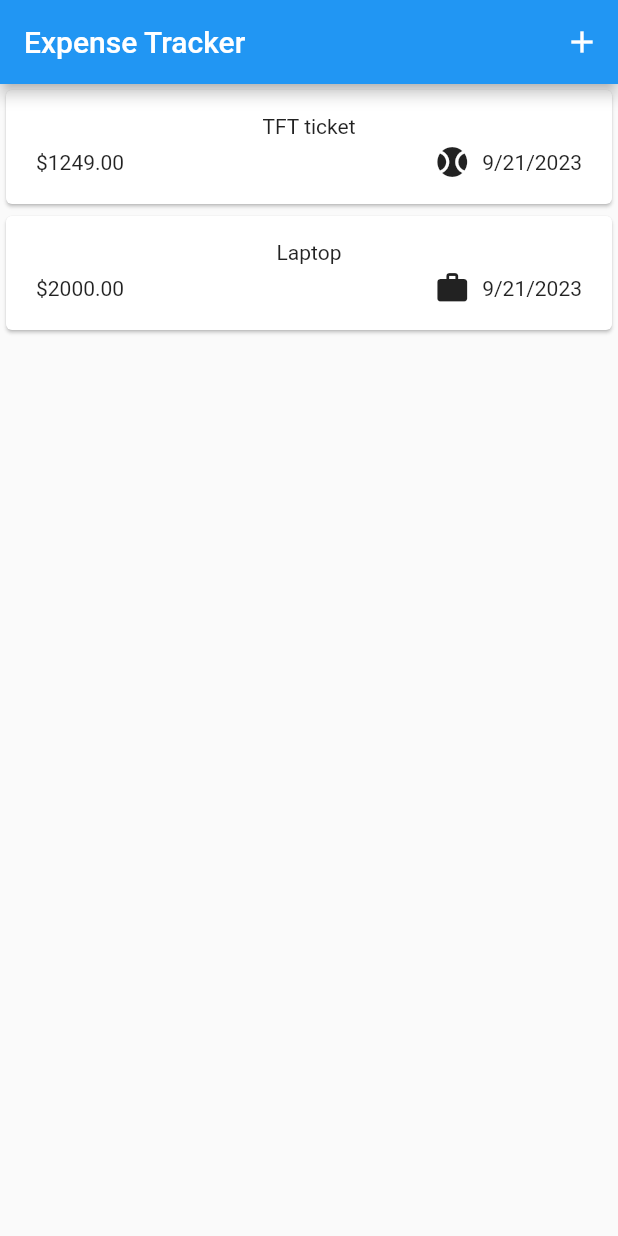
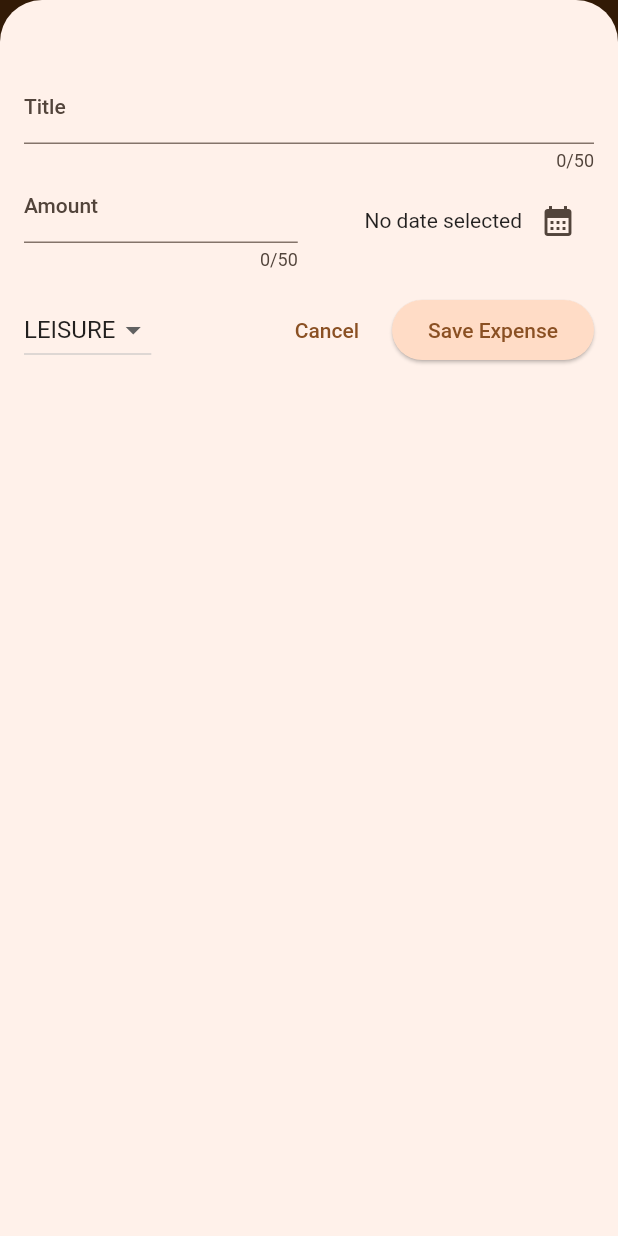
Before and after one commit to tanvhla258/Flutter-Expenses-Tracker, a Flutter app: the screen it shows after launch, after a tap on the "add" icon, on a phone screen of 412 x 824 dp. Run offline on Flutter 3.47's test engine with Material 2 defaults, Android fonts, the phone set to English and light mode, and no system bars.

Commit message:
theme adding and expense CRUD

```diff
--- a/lib/expenses.dart
+++ b/lib/expenses.dart
@@ -1,4 +1,6 @@
+import 'package:expense/widgets/chart/chart.dart';
 import 'package:expense/widgets/expenses_list.dart';
+import 'package:expense/widgets/new_expense.dart';
 import 'package:flutter/material.dart';
 import 'package:expense/models/expense.dart';
 
@@ -16,16 +18,51 @@ class _ExpensesState extends State<Expenses> {
         amount: 1249,
         date: DateTime.now(),
         category: Category.leisure),
-    Expense(
-        title: 'Laptop',
-        amount: 2000,
-        date: DateTime.now(),
-        category: Category.work)
   ];
-  void _openAddExpenseOverlay() {}
+  void _openAddExpenseOverlay() {
+    showModalBottomSheet(
+      isScrollControlled: true,
+      context: context,
+      builder: (ctx) => NewExpense(
+        onAddExpense: _addExpense,
+      ),
+    );
+  }
+
+  void _addExpense(Expense expense) {
+    setState(() {
+      _registerExpenses.add(expense);
+    });
+  }
+
+  void _removeExpense(Expense expense) {
+    final expenseIndex = _registerExpenses.indexOf(expense);
+    setState(() {
+      _registerExpenses.remove(expense);
+    });
+    ScaffoldMessenger.of(context).clearSnackBars();
+    ScaffoldMessenger.of(context).showSnackBar(SnackBar(
+        action: SnackBarAction(
+            label: 'Undo',
+            onPressed: () {
+              setState(() {
+                _registerExpenses.insert(expenseIndex, expense);
+              });
+            }),
+        duration: const Duration(seconds: 3),
+        content: const Text('Expense deleted')));
+  }
 
   @override
   Widget build(BuildContext context) {
+    Widget mainContent =
+        const Center(child: Text('No expenses found. Start adding some!'));
+    if (_registerExpenses.isNotEmpty) {
+      mainContent = ExpensesList(
+        expenses: _registerExpenses,
+        onRemoveExpense: _removeExpense,
+      );
+    }
     return Scaffold(
       appBar: AppBar(
         title: const Text('Expense Tracker'),
@@ -37,7 +74,10 @@ class _ExpensesState extends State<Expenses> {
         ],
       ),
       body: Column(
-        children: [Expanded(child: ExpensesList(expenses: _registerExpenses))],
+        children: [
+          Chart(expenses: _registerExpenses),
+          Expanded(child: mainContent)
+        ],
       ),
     );
   }
--- a/lib/main.dart
+++ b/lib/main.dart
@@ -1,6 +1,38 @@
 import 'package:flutter/material.dart';
 import 'package:expense/expenses.dart';
 
+var kColorScheme =
+    ColorScheme.fromSeed(seedColor: const Color.fromARGB(255, 255, 155, 80));
+var kDarkColorScheme = ColorScheme.fromSeed(
+    brightness: Brightness.dark,
+    seedColor: const Color.fromARGB(255, 38, 87, 124));
 void main() {
-  runApp(const MaterialApp(home: Expenses()));
+  runApp(MaterialApp(
+      darkTheme: ThemeData.dark().copyWith(
+          elevatedButtonTheme: ElevatedButtonThemeData(
+              style: ElevatedButton.styleFrom(
+            backgroundColor: kDarkColorScheme.primaryContainer,
+          )),
+          useMaterial3: true,
+          colorScheme: kDarkColorScheme),
+      theme: ThemeData().copyWith(
+          appBarTheme: const AppBarTheme().copyWith(
+              backgroundColor: kColorScheme.onPrimaryContainer,
+              foregroundColor: kColorScheme.primaryContainer),
+          useMaterial3: true,
+          cardTheme: const CardTheme().copyWith(
+              color: kColorScheme.secondaryContainer,
+              margin: const EdgeInsets.all(16)),
+          elevatedButtonTheme: ElevatedButtonThemeData(
+              style: ElevatedButton.styleFrom(
+            backgroundColor: kColorScheme.primaryContainer,
+          )),
+          textTheme: ThemeData().textTheme.copyWith(
+              titleLarge: TextStyle(
+                  fontWeight: FontWeight.normal,
+                  color: kColorScheme.onSecondaryContainer,
+                  fontSize: 18)),
+          colorScheme: kColorScheme),
+      themeMode: ThemeMode.system,
+      home: const Expenses()));
 }
--- a/lib/models/expense.dart
+++ b/lib/models/expense.dart
@@ -32,3 +32,22 @@ class Expense {
     return formatter.format(date);
   }
 }
+
+class ExpenseBucket {
+  const ExpenseBucket({required this.category, required this.expenses});
+  final Category category;
+  final List<Expense> expenses;
+
+  ExpenseBucket.forCategory(List<Expense> allExpenses, this.category)
+      : expenses = allExpenses
+            .where((expense) => expense.category == category)
+            .toList();
+
+  double get totalExpenses {
+    double sum = 0;
+    for (final expense in expenses) {
+      sum += expense.amount;
+    }
+    return sum;
+  }
+}
--- /dev/null
+++ b/lib/widgets/chart/chart.dart
@@ -0,0 +1,95 @@
+import 'package:flutter/material.dart';
+
+import 'package:expense/widgets/chart/chart_bar.dart';
+import 'package:expense/models/expense.dart';
+
+class Chart extends StatelessWidget {
+  const Chart({super.key, required this.expenses});
+
+  final List<Expense> expenses;
+
+  List<ExpenseBucket> get buckets {
+    return [
+      ExpenseBucket.forCategory(expenses, Category.food),
+      ExpenseBucket.forCategory(expenses, Category.leisure),
+      ExpenseBucket.forCategory(expenses, Category.travel),
+      ExpenseBucket.forCategory(expenses, Category.work),
+    ];
+  }
+
+  double get maxTotalExpense {
+    double maxTotalExpense = 0;
+
+    for (final bucket in buckets) {
+      if (bucket.totalExpenses > maxTotalExpense) {
+        maxTotalExpense = bucket.totalExpenses;
+      }
+    }
+
+    return maxTotalExpense;
+  }
+
+  @override
+  Widget build(BuildContext context) {
+    final isDarkMode =
+        MediaQuery.of(context).platformBrightness == Brightness.dark;
+    return Container(
+      margin: const EdgeInsets.all(16),
+      padding: const EdgeInsets.symmetric(
+        vertical: 16,
+        horizontal: 8,
+      ),
+      width: double.infinity,
+      height: 180,
+      decoration: BoxDecoration(
+        borderRadius: BorderRadius.circular(8),
+        gradient: LinearGradient(
+          colors: [
+            Theme.of(context).colorScheme.primary.withOpacity(0.3),
+            Theme.of(context).colorScheme.primary.withOpacity(0.0)
+          ],
+          begin: Alignment.bottomCenter,
+          end: Alignment.topCenter,
+        ),
+      ),
+      child: Column(
+        children: [
+          Expanded(
+            child: Row(
+              crossAxisAlignment: CrossAxisAlignment.end,
+              children: [
+                for (final bucket in buckets) // alternative to map()
+                  ChartBar(
+                    fill: bucket.totalExpenses == 0
+                        ? 0
+                        : bucket.totalExpenses / maxTotalExpense,
+                  )
+              ],
+            ),
+          ),
+          const SizedBox(height: 12),
+          Row(
+            children: buckets
+                .map(
+                  (bucket) => Expanded(
+                    child: Padding(
+                      padding: const EdgeInsets.symmetric(horizontal: 4),
+                      child: Icon(
+                        categoryIcons[bucket.category],
+                        color: isDarkMode
+                            ? Theme.of(context).colorScheme.secondary
+                            : Theme.of(context)
+                                .colorScheme
+                                .primary
+                                .withOpacity(0.7),
+                      ),
+                    ),
+                  ),
+                )
+                .toList(),
+          )
+        ],
+      ),
+    );
+  }
+}
--- /dev/null
+++ b/lib/widgets/chart/chart_bar.dart
@@ -0,0 +1,34 @@
+import 'package:flutter/material.dart';
+
+class ChartBar extends StatelessWidget {
+  const ChartBar({
+    super.key,
+    required this.fill,
+  });
+
+  final double fill;
+
+  @override
+  Widget build(BuildContext context) {
+    final isDarkMode =
+        MediaQuery.of(context).platformBrightness == Brightness.dark;
+    return Expanded(
+      child: Padding(
+        padding: const EdgeInsets.symmetric(horizontal: 4),
+        child: FractionallySizedBox(
+          heightFactor: fill,
+          child: DecoratedBox(
+            decoration: BoxDecoration(
+              shape: BoxShape.rectangle,
+              borderRadius:
+                  const BorderRadius.vertical(top: Radius.circular(8)),
+              color: isDarkMode
+                  ? Theme.of(context).colorScheme.secondary
+                  : Theme.of(context).colorScheme.primary.withOpacity(0.65),
+            ),
+          ),
+        ),
+      ),
+    );
+  }
+}
--- a/lib/widgets/expense_item.dart
+++ b/lib/widgets/expense_item.dart
@@ -12,8 +12,9 @@ class ExpenseItem extends StatelessWidget {
       child: Padding(
         padding: const EdgeInsets.symmetric(horizontal: 20, vertical: 16),
         child: Column(
+          crossAxisAlignment: CrossAxisAlignment.start,
           children: [
-            Text(expense.title),
+            Text(expense.title, style: Theme.of(context).textTheme.titleLarge),
             const SizedBox(
               height: 4,
             ),
--- a/lib/widgets/expenses_list.dart
+++ b/lib/widgets/expenses_list.dart
@@ -3,15 +3,24 @@ import 'package:expense/widgets/expense_item.dart';
 import 'package:flutter/material.dart';
 
 class ExpensesList extends StatelessWidget {
-  const ExpensesList({super.key, required this.expenses});
+  const ExpensesList(
+      {super.key, required this.onRemoveExpense, required this.expenses});
 
   final List<Expense> expenses;
-
+  final void Function(Expense expense) onRemoveExpense;
   @override
   Widget build(BuildContext context) {
     return ListView.builder(
       itemCount: expenses.length,
-      itemBuilder: (ctx, index) => ExpenseItem(expenses[index]),
+      itemBuilder: (ctx, index) => Dismissible(
+          onDismissed: (direction) {
+            onRemoveExpense(expenses[index]);
+          },
+          background: Container(
+              margin: Theme.of(context).cardTheme.margin,
+              color: Theme.of(context).colorScheme.error.withOpacity(0.5)),
+          key: ValueKey(expenses[index]),
+          child: ExpenseItem(expenses[index])),
     );
   }
 }
--- /dev/null
+++ b/lib/widgets/new_expense.dart
@@ -0,0 +1,145 @@
+import 'package:flutter/material.dart';
+import 'package:intl/intl.dart';
+import 'package:uuid/uuid.dart';
+import 'package:expense/models/expense.dart';
+
+final formatter = DateFormat.yMd();
+
+const uuid = Uuid();
+
+class NewExpense extends StatefulWidget {
+  const NewExpense({super.key, required this.onAddExpense});
+  final void Function(Expense expense) onAddExpense;
+  @override
+  State<NewExpense> createState() => _NewExpenseState();
+}
+
+class _NewExpenseState extends State<NewExpense> {
+  final _titleController = TextEditingController();
+  final _amountController = TextEditingController();
+  Category _selectedCategory = Category.leisure;
+  DateTime? _selectedDate;
+  void _presentDatePicker() async {
+    final now = DateTime.now();
+    final firstDate = DateTime(now.year - 1, now.month, now.day);
+    final pickedDate = await showDatePicker(
+        context: context,
+        initialDate: now,
+        firstDate: firstDate,
+        lastDate: now);
+    setState(() {
+      _selectedDate = pickedDate;
+    });
+  }
+
+  void _submitExpenseDate() {
+    final enteredAmount = double.tryParse(_amountController.text);
+    final amountIsInvald = enteredAmount == null || enteredAmount <= 0;
+    if (_titleController.text.trim().isEmpty ||
+        amountIsInvald ||
+        _selectedDate == null) {
+      showDialog(
+          context: context,
+          builder: (ctx) => AlertDialog(
+                title: const Text('Invalid Input'),
+                content: const Text(
+                    'Please make sure a valid title, amount, date and cateory was entered'),
+                actions: [
+                  TextButton(
+                      onPressed: () {
+                        Navigator.pop(ctx);
+                      },
+                      child: const Text('Oke'))
+                ],
+              ));
+      return;
+    }
+    widget.onAddExpense(Expense(
+        title: _titleController.text,
+        amount: enteredAmount,
+        date: _selectedDate!,
+        category: _selectedCategory));
+    Navigator.pop(context);
+  }
+
+  @override
+  void dispose() {
+    _titleController.dispose();
+    _amountController.dispose();
+
+    super.dispose();
+  }
+
+  @override
+  Widget build(BuildContext context) {
+    return Padding(
+      padding: const EdgeInsets.fromLTRB(16, 48, 16, 16),
+      child: Column(children: [
+        TextField(
+          controller: _titleController,
+          maxLength: 50,
+          decoration: const InputDecoration(label: Text('Title')),
+        ),
+        Row(
+          children: [
+            Expanded(
+              child: TextField(
+                controller: _amountController,
+                maxLength: 50,
+                keyboardType: TextInputType.number,
+                decoration: const InputDecoration(
+                    prefixText: '\$', label: Text('Amount')),
+              ),
+            ),
+            const SizedBox(width: 15),
+            Expanded(
+                child: Row(
+              mainAxisAlignment: MainAxisAlignment.end,
+              children: [
+                Text(_selectedDate == null
+                    ? 'No date selected'
+                    : formatter.format(_selectedDate!)),
+                IconButton(
+                    onPressed: _presentDatePicker,
+                    icon: const Icon(Icons.calendar_month))
+              ],
+            ))
+          ],
+        ),
+        const SizedBox(height: 16),
+        Row(
+          children: [
+            DropdownButton(
+                value: _selectedCategory,
+                items: Category.values
+                    .map(
+                      (cat) => DropdownMenuItem(
+                        value: cat,
+                        child: Text(cat.name.toUpperCase()),
+                      ),
+                    )
+                    .toList(),
+                onChanged: (value) {
+                  if (value == null) {
+                    return;
+                  }
+                  setState(() {
+                    _selectedCategory = value;
+                  });
+                }),
+            const Spacer(),
+            TextButton(
+                onPressed: () {
+                  Navigator.pop(context);
+                },
+                child: const Text('Cancel')),
+            const SizedBox(width: 10),
+            ElevatedButton(
+                onPressed: _submitExpenseDate,
+                child: const Text('Save Expense'))
+          ],
+        )
+      ]),
+    );
+  }
+}
```
